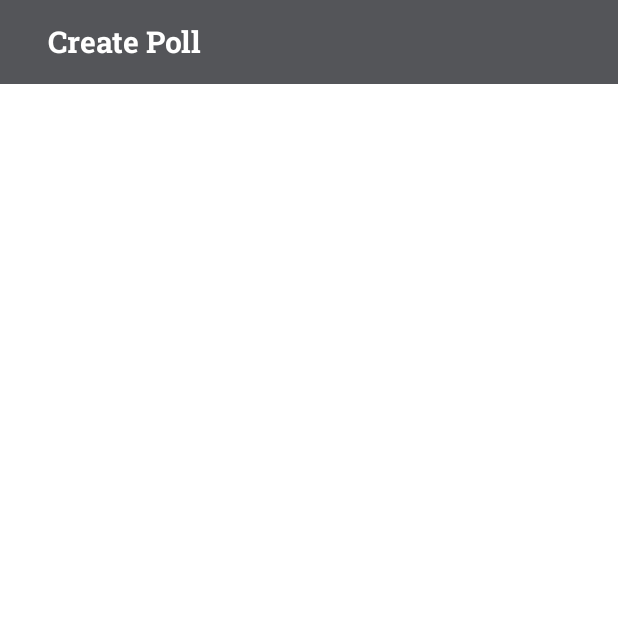
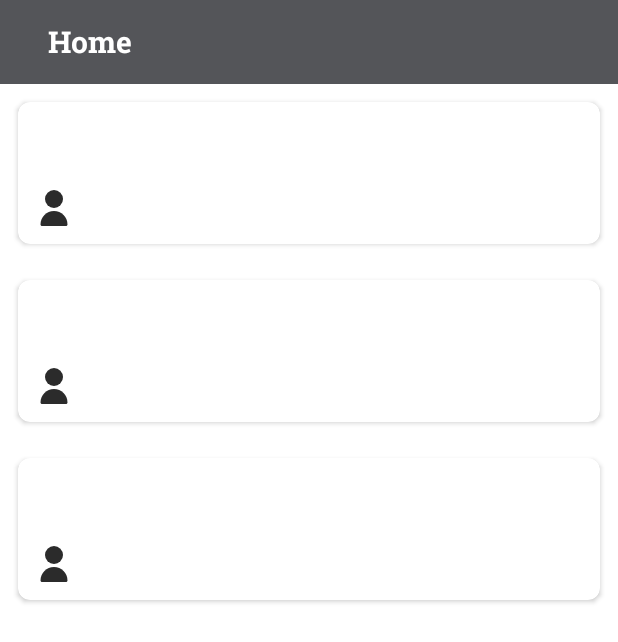
Before and after one commit to hombrecito2580/LetMeKnow-WOC22, an Android app: the layout fragment_home.xml on its own in the app's theme, with its tools: preview values and no code run, on a phone screen of 412 x 824 dp. Shown: the top 642 px of the screen. Run offline under Robolectric (Android 15) with nearby library versions, the phone set to English and light mode, and no system bars.

Commit message:
Added Home

```diff
--- a/app/src/main/java/com/example/letmeknow/ui/main/MyPollsFragment.kt
+++ b/app/src/main/java/com/example/letmeknow/ui/main/MyPollsFragment.kt
@@ -70,9 +70,5 @@ class MyPollsFragment : Fragment() {
         }
 
         viewModel.getMyPolls()
-
-//        viewModel.getMyPolls().observe(viewLifecycleOwner, {polls ->
-//            myAdapter.su
-//        })
     }
 }
--- a/app/src/main/res/layout/fragment_home.xml
+++ b/app/src/main/res/layout/fragment_home.xml
@@ -24,11 +24,19 @@
             android:layout_height="wrap_content"
             android:layout_gravity="start"
             android:layout_marginStart="32dp"
-            android:text="Create Poll"
+            android:text="Home"
             android:textColor="@color/white" />
 
     </androidx.appcompat.widget.Toolbar>
 
-
+    <androidx.recyclerview.widget.RecyclerView
+        android:id="@+id/rvPolls"
+        android:layout_width="0dp"
+        android:layout_height="0dp"
+        tools:listitem="@layout/layout_rv_home"
+        app:layout_constraintStart_toStartOf="parent"
+        app:layout_constraintEnd_toEndOf="parent"
+        app:layout_constraintTop_toBottomOf="@id/toolbar"
+        app:layout_constraintBottom_toBottomOf="parent" />
 
 </androidx.constraintlayout.widget.ConstraintLayout>
--- /dev/null
+++ b/app/src/main/res/layout/layout_rv_home.xml
@@ -0,0 +1,62 @@
+<?xml version="1.0" encoding="utf-8"?>
+<androidx.cardview.widget.CardView
+    xmlns:android="http://schemas.android.com/apk/res/android"
+    xmlns:app="http://schemas.android.com/apk/res-auto"
+    xmlns:tools="http://schemas.android.com/tools"
+    app:cardCornerRadius="8dp"
+    android:elevation="12dp"
+    android:layout_margin="12dp"
+    android:background="@color/bgLight"
+    android:layout_width="match_parent"
+    android:layout_height="wrap_content"
+    tools:ignore="hardcodedText">
+
+    <androidx.constraintlayout.widget.ConstraintLayout
+        android:layout_width="match_parent"
+        android:layout_height="wrap_content"
+        android:padding="12dp">
+
+        <TextView
+            android:id="@+id/tvQuestion"
+            style="@style/h3"
+            android:layout_width="match_parent"
+            android:layout_height="wrap_content"
+            android:text=""
+            android:textColor="@color/text"
+            app:layout_constraintEnd_toEndOf="parent"
+            app:layout_constraintStart_toStartOf="parent"
+            app:layout_constraintTop_toTopOf="parent" />
+
+        <ImageView
+            android:id="@+id/ivUser"
+            android:layout_width="24dp"
+            android:layout_height="24dp"
+            android:contentDescription="ivUser"
+            android:src="@drawable/ic_user"
+            app:layout_constraintStart_toStartOf="parent"
+            app:layout_constraintTop_toTopOf="@id/tvAuthor"
+            app:layout_constraintBottom_toBottomOf="@id/tvAuthor" />
+
+        <TextView
+            android:id="@+id/tvAuthor"
+            android:layout_width="0dp"
+            android:layout_height="wrap_content"
+            android:text=""
+            style="@style/h4"
+            android:textColor="@color/textLight"
+            android:layout_marginTop="20dp"
+            android:layout_marginStart="12dp"
+            app:layout_constraintTop_toBottomOf="@id/tvQuestion"
+            app:layout_constraintStart_toEndOf="@id/ivUser"
+            app:layout_constraintEnd_toEndOf="@id/guideline" />
+
+        <androidx.constraintlayout.widget.Guideline
+            android:id="@+id/guideline"
+            android:layout_width="wrap_content"
+            android:layout_height="wrap_content"
+            android:orientation="vertical"
+            app:layout_constraintGuide_percent="0.6" />
+
+    </androidx.constraintlayout.widget.ConstraintLayout>
+
+</androidx.cardview.widget.CardView>
```
Also changed, not shown: app/src/main/AndroidManifest.xml (+4 -17 lines), app/src/main/java/com/example/letmeknow/adapter/HomeRVAdapter.kt (+40 -1 lines), app/src/main/java/com/example/letmeknow/adapter/MyPollsRVAdapter.kt (+5 -25 lines), app/src/main/java/com/example/letmeknow/ui/main/HomeFragment.kt (+41 -8 lines), app/src/main/java/com/example/letmeknow/view_model/HomeViewModel.kt (added, +103 -0 lines), app/src/main/java/com/example/letmeknow/view_model/MyPollsViewModel.kt (+6 -63 lines).
